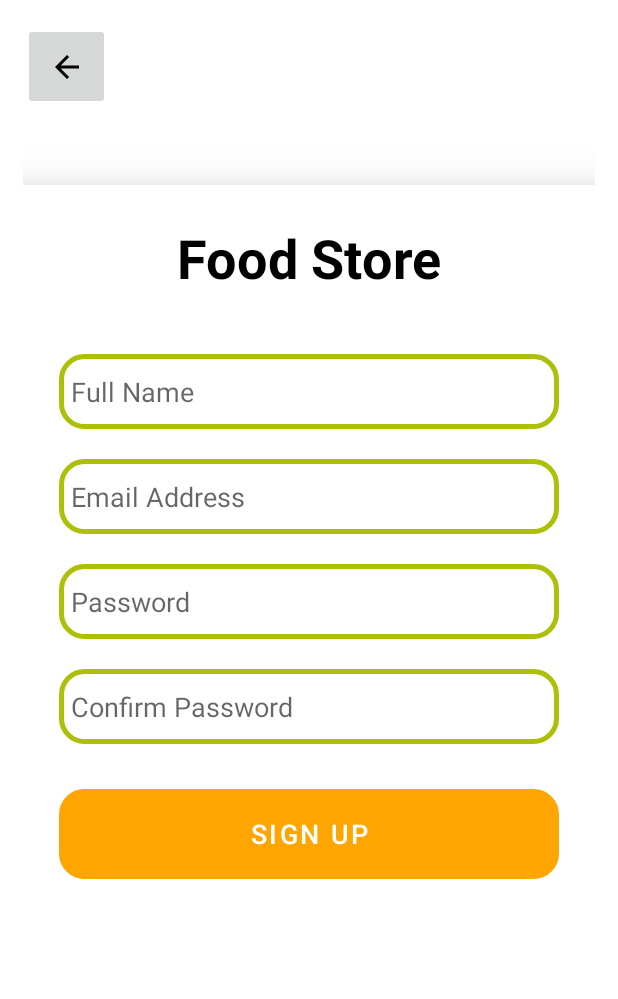
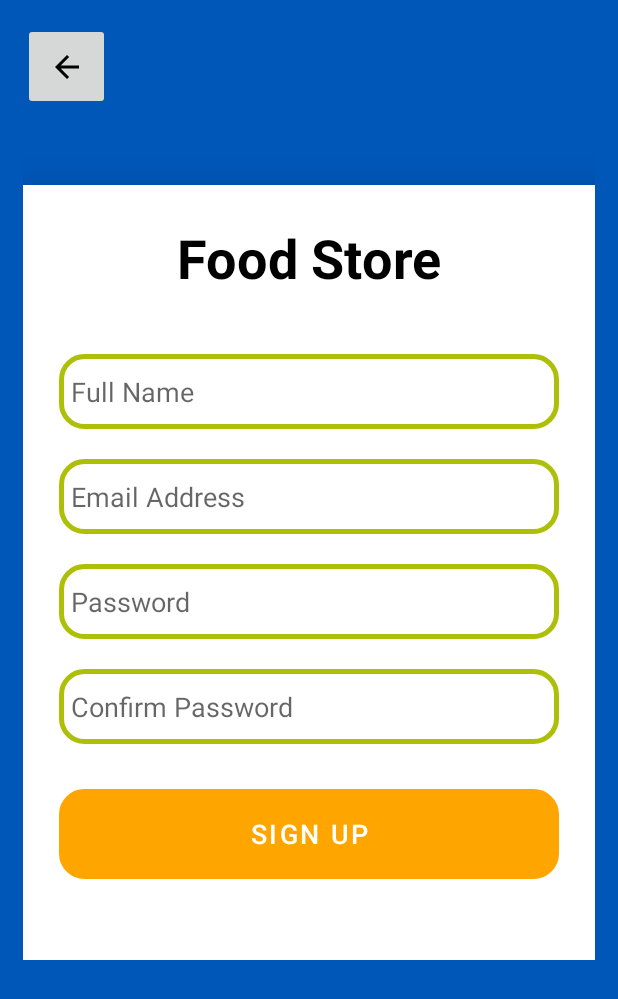
Before and after one commit to Abishek-077/Food-Store-MVVM-Kotlin-Project, an Android app built with Jetpack Compose: the SignUpActivity screen opened directly, with no data from a screen before it, on a phone screen of 412 x 824 dp. Shown: the top 999 px of the screen. Run offline under Robolectric (Android 15) with nearby library versions, the light colour scheme and no system bars; our stand-ins replace Firebase (no records; nobody signed in at launch, a user with empty details on screens opened directly).

Commit message:
Working on authentication

```diff
--- a/app/src/main/res/layout/activity_signup.xml
+++ b/app/src/main/res/layout/activity_signup.xml
@@ -4,7 +4,7 @@
     android:layout_width="match_parent"
     android:layout_height="match_parent"
     android:padding="15dp"
-    android:background="@color/white"
+    android:background="@color/racing_blue"
     android:orientation="vertical"
     xmlns:app="http://schemas.android.com/apk/res-auto"
     xmlns:tools="http://schemas.android.com/tools"
```
